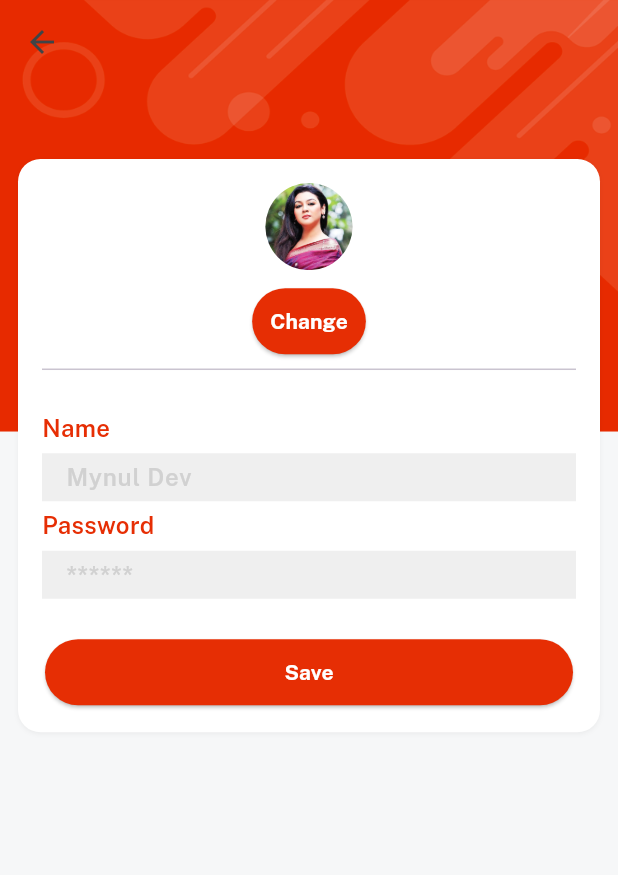
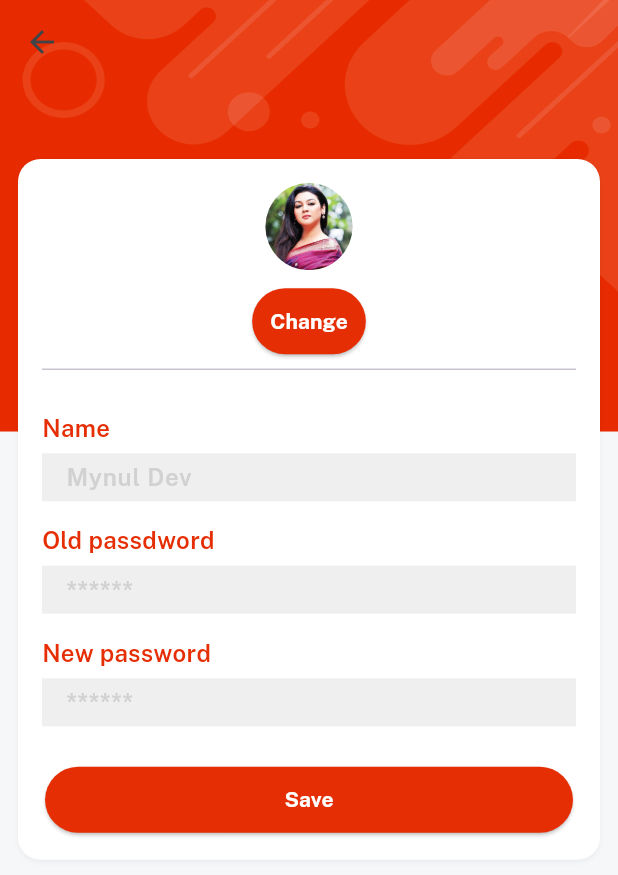
Before and after one commit to mynulyt/online_shopping, a Flutter app: the EditProfieScreen screen opened directly with empty values, on a phone screen of 412 x 824 dp. Shown: the top 875 px of the screen. Run offline on Flutter 3.47's test engine with Material 3 defaults, Android fonts, the phone set to English and light mode, and no system bars; our stand-ins replace cloud_firestore, firebase_auth, firebase_core, firebase_storage, get, image_picker and 1 more; accounts and stored records are empty.

Commit message:
string & edit profile screen

```diff
--- a/lib/consts/strings.dart
+++ b/lib/consts/strings.dart
@@ -59,4 +59,8 @@ const video = "Video",
     supportpolicy = "Support Policy";
 
 //For details cart
-const wishList = "My Wishlist", order = "My Order", messagse = "My Messagse";
+const wishList = "My Wishlist",
+    order = "My Order",
+    messagse = "My Messagse",
+    oldpass = 'Old passdword',
+    newpass = 'New password';
--- a/lib/views/Profile_Screen/edit_profie_screen.dart
+++ b/lib/views/Profile_Screen/edit_profie_screen.dart
@@ -64,10 +64,18 @@ class EditProfieScreen extends StatelessWidget {
                 title: name,
                 isPass: false,
               ),
+              10.heightBox,
               CustomTextField(
                 controller: controller.oldPasswordController,
                 hint: passwordHint,
-                title: password,
+                title: oldpass,
+                isPass: true,
+              ),
+              10.heightBox,
+              CustomTextField(
+                controller: controller.newPasswordController,
+                hint: passwordHint,
+                title: newpass,
                 isPass: true,
               ),
               20.heightBox,
```
